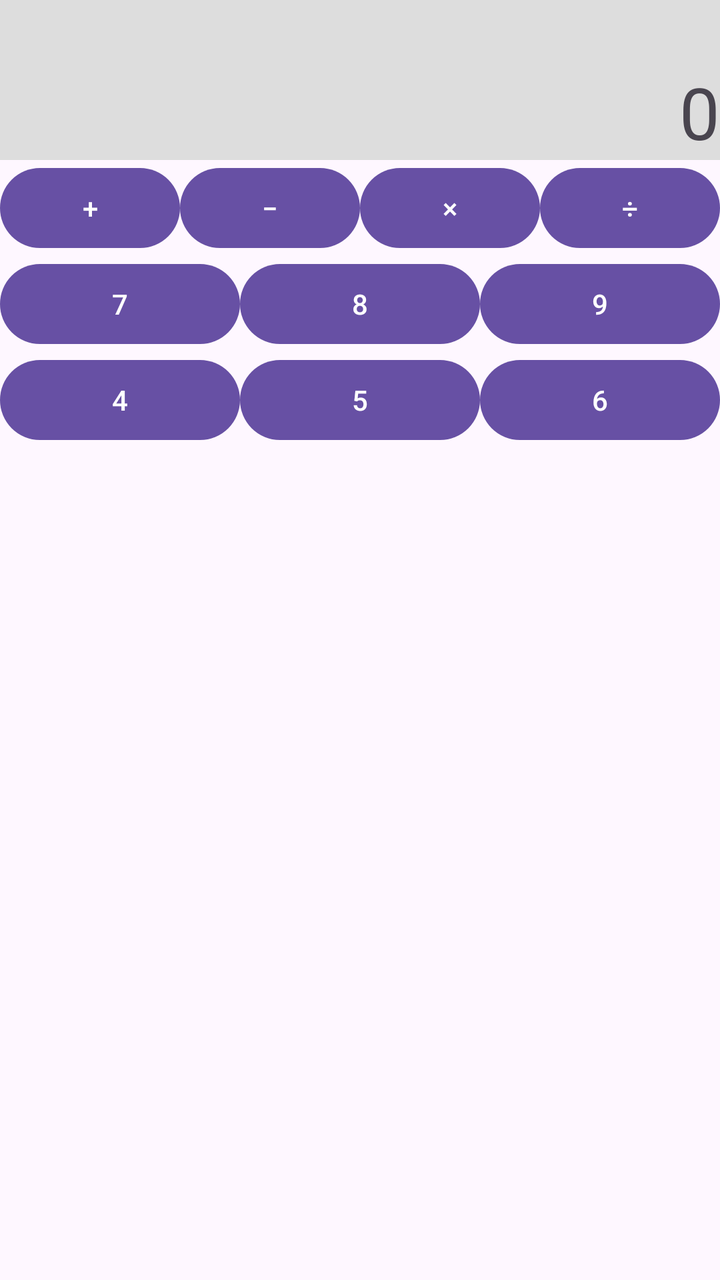
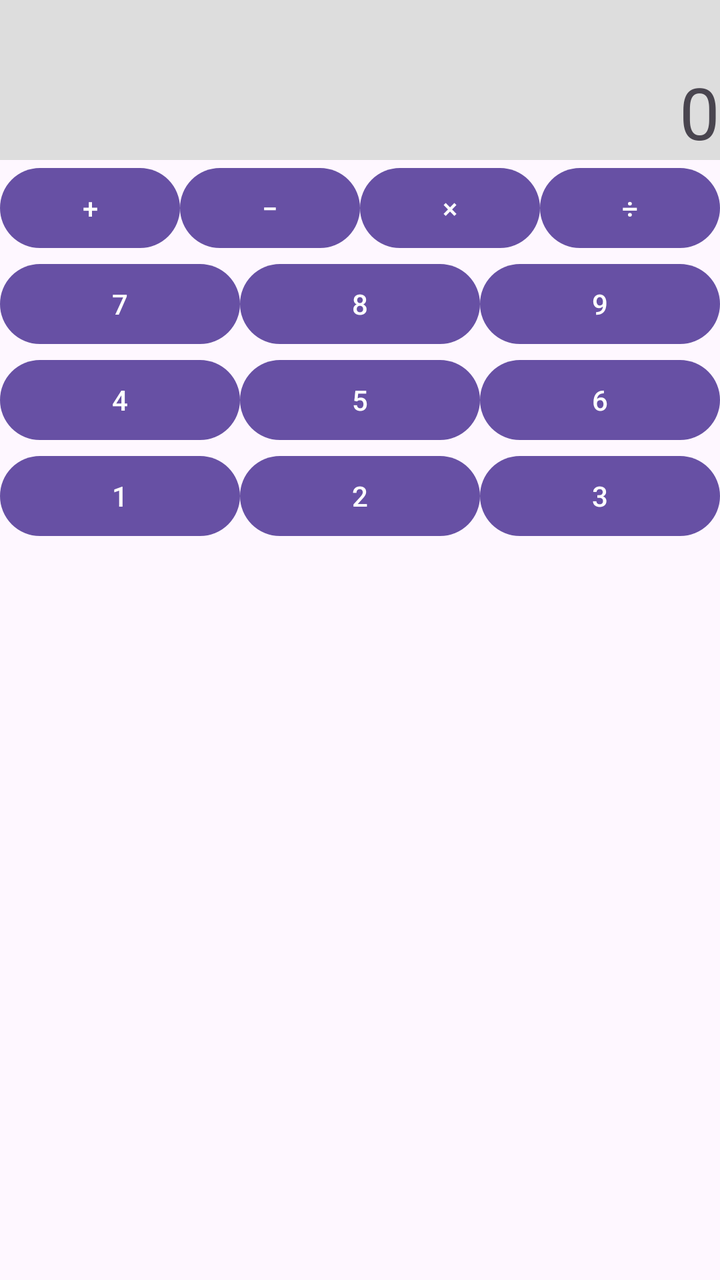

Compare the two renders of this Android layout. The source of the first and the diff that turns it into the second are given below.
<!-- AndroidManifest.xml: application theme Theme.Kalkulator -->
<!-- res/layout/activity_main.xml -->
<?xml version="1.0" encoding="utf-8"?>
<LinearLayout xmlns:android="http://schemas.android.com/apk/res/android"
    android:id="@+id/main"
    android:layout_width="match_parent"
    android:layout_height="match_parent"
    android:orientation="vertical">

    <TextView
        android:layout_width="match_parent"
        android:layout_height="80dp"
        android:background="#DDDDDD"
        android:gravity="right|bottom"
        android:text="0"
        android:textSize="36sp" />

    <LinearLayout
        android:layout_width="match_parent"
        android:layout_height="wrap_content"
        android:orientation="horizontal">

        <Button
            android:layout_width="0dp"
            android:layout_height="wrap_content"
            android:layout_weight="1"
            android:text="+" />

        <Button
            android:layout_width="0dp"
            android:layout_height="wrap_content"
            android:layout_weight="1"
            android:text="−" />

        <Button
            android:layout_width="0dp"
            android:layout_height="wrap_content"
            android:layout_weight="1"
            android:text="×" />

        <Button
            android:layout_width="0dp"
            android:layout_height="wrap_content"
            android:layout_weight="1"
            android:text="÷" />

    </LinearLayout>
    <LinearLayout
        android:layout_width="match_parent"
        android:layout_height="wrap_content"
        android:orientation="horizontal">

        <Button
            android:layout_width="0dp"
            android:layout_height="wrap_content"
            android:layout_weight="1"
            android:text="7" />

        <Button
            android:layout_width="0dp"
            android:layout_height="wrap_content"
            android:layout_weight="1"
            android:text="8" />

        <Button
            android:layout_width="0dp"
            android:layout_height="wrap_content"
            android:layout_weight="1"
            android:text="9" />

    </LinearLayout>
    <LinearLayout
        android:layout_width="match_parent"
        android:layout_height="wrap_content"
        android:orientation="horizontal">

        <Button
            android:layout_width="0dp"
            android:layout_height="wrap_content"
            android:layout_weight="1"
            android:text="4" />

        <Button
            android:layout_width="0dp"
            android:layout_height="wrap_content"
            android:layout_weight="1"
            android:text="5" />

        <Button
            android:layout_width="0dp"
            android:layout_height="wrap_content"
            android:layout_weight="1"
            android:text="6" />

    </LinearLayout>

</LinearLayout>
<!-- resources referenced by this layout -->
<resources>
  <style name="Theme.Kalkulator" parent="Base.Theme.Kalkulator" />
  <style name="Base.Theme.Kalkulator" parent="Theme.Material3.DayNight.NoActionBar">
          
          
      </style>
</resources>

<!-- the commit's change to res/layout/activity_main.xml (unified diff, before → after) -->
@@ -91,5 +91,29 @@
             android:text="6" />
 
     </LinearLayout>
+    <LinearLayout
+        android:layout_width="match_parent"
+        android:layout_height="wrap_content"
+        android:orientation="horizontal">
+
+        <Button
+            android:layout_width="0dp"
+            android:layout_height="wrap_content"
+            android:layout_weight="1"
+            android:text="1" />
+
+        <Button
+            android:layout_width="0dp"
+            android:layout_height="wrap_content"
+            android:layout_weight="1"
+            android:text="2" />
+
+        <Button
+            android:layout_width="0dp"
+            android:layout_height="wrap_content"
+            android:layout_weight="1"
+            android:text="3" />
+
+    </LinearLayout>
 
 </LinearLayout>
